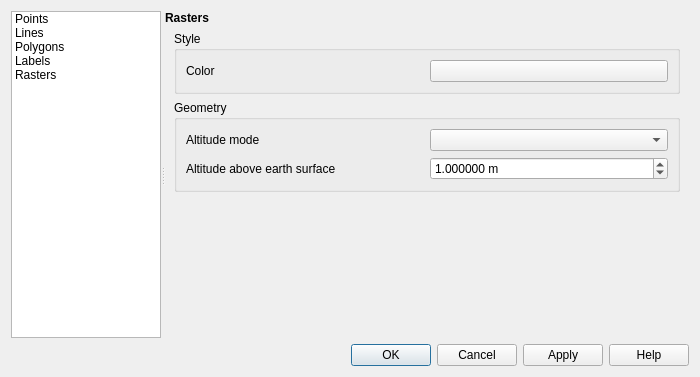
The window that ui/optionsdialogbase.ui (alexbruy/getools) describes before a commit, drawn with Qt 5.
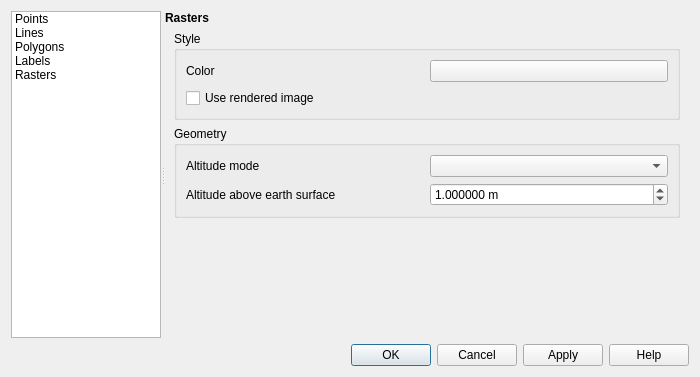
The same window after the commit. The open tabs and pages were chosen to show the change. Custom widgets are drawn as their Qt base class.

Commit message: add option to use rendered raster

Patch:
```diff
--- a/ui/optionsdialogbase.ui
+++ b/ui/optionsdialogbase.ui
@@ -888,6 +888,13 @@
                     </property>
                    </widget>
                   </item>
+                  <item row="1" column="0">
+                   <widget class="QCheckBox" name="chkRasterRendered">
+                    <property name="text">
+                     <string>Use rendered image</string>
+                    </property>
+                   </widget>
+                  </item>
                  </layout>
                 </widget>
                </item>
```
Left out of the diff: 2 changed lines with no effect on the pictures. The commit also changes 1 other file.
